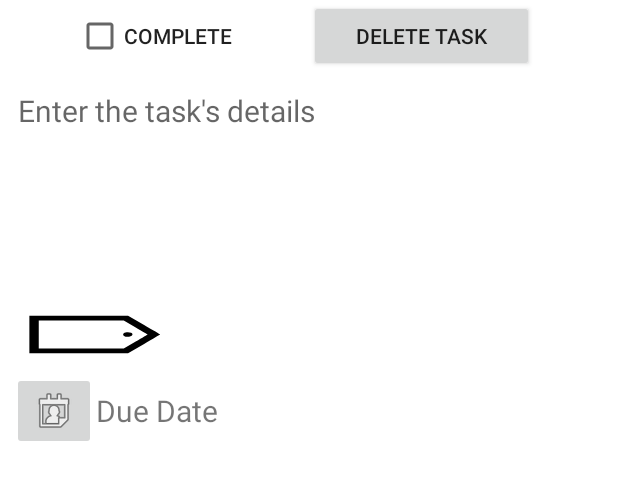
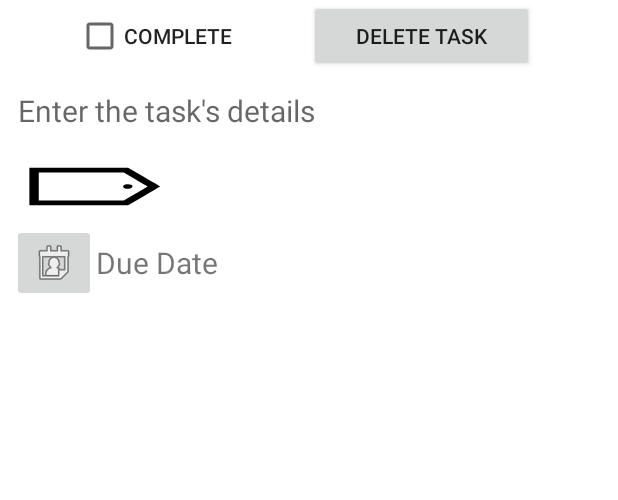
Before and after one commit to BorumTech/BorumJot-AndroidApp, an Android app: the TaskActivity screen opened directly, with no data from a screen before it, on a phone screen of 412 x 824 dp, the part 84-584 px from its top. Run offline under Robolectric (Android 15) with nearby library versions, the light colour scheme and no system bars; our stand-ins replace FlexboxLayout; 1 statement that could not run was skipped.

Commit message:
Fix user interface bugs in Task, Note
* Remove LayoutParams code-behind logic in TaskActivity, make task details view wrap content at all times
* Stop NoteActivity from crashing when user edits note immediately after creating it
* Unescape user slashes in task details

v1.0.5

```diff
--- a/app/build.gradle
+++ b/app/build.gradle
@@ -8,8 +8,8 @@ android {
         applicationId "com.boruminc.borumjot.android"
         minSdkVersion 16
         targetSdkVersion 29
-        versionCode 43
-        versionName "1.0.4"
+        versionCode 44
+        versionName "1.0.5"
 
         testInstrumentationRunner "androidx.test.runner.AndroidJUnitRunner"
     }
--- a/app/src/main/java/com/boruminc/borumjot/android/TaskActivity.java
+++ b/app/src/main/java/com/boruminc/borumjot/android/TaskActivity.java
@@ -37,6 +37,7 @@ import com.boruminc.borumjot.android.customviews.XButton;
 import com.boruminc.borumjot.android.server.ApiRequestExecutor;
 import com.boruminc.borumjot.android.server.ApiResponseExecutor;
 import com.boruminc.borumjot.android.server.JSONToModel;
+import com.boruminc.borumjot.android.server.SlashNormalizer;
 import com.boruminc.borumjot.android.server.TaskRunner;
 import com.boruminc.borumjot.android.server.requests.DeleteJottingRequest;
 import com.boruminc.borumjot.android.server.requests.UpdateTaskRequest;
@@ -396,7 +397,7 @@ public class TaskActivity extends JottingActivity {
      * @param body The new body of the task
      */
     private void setTaskDetails(String body) {
-        taskDescriptionBox.setText(body);
+        taskDescriptionBox.setText(SlashNormalizer.unescapeUserSlashes(body));
     }
 
     private void setTaskStatus(boolean on) {
@@ -651,12 +652,6 @@ public class TaskActivity extends JottingActivity {
     }
 
     private void onDetailsBoxFocus(View view, boolean isFocused) {
-        LinearLayout.LayoutParams layoutParams;
-        if (isFocused) {
-            layoutParams = new LinearLayout.LayoutParams(ViewGroup.LayoutParams.MATCH_PARENT, getResources().getDimensionPixelSize(R.dimen.extended_txtbox_height));
-        } else {
-            layoutParams = new LinearLayout.LayoutParams(ViewGroup.LayoutParams.MATCH_PARENT, ViewGroup.LayoutParams.WRAP_CONTENT);
-
         if (!getJottingData().getBody().equals(getTaskDetails())) {
             new TaskRunner().executeAsync(
                 new UpdateTaskRequest(getUserApiKey(), new String[] {"id=" + getJottingData().getId()}, new String[] {getTaskDetails()}), data -> {
@@ -670,8 +665,6 @@ public class TaskActivity extends JottingActivity {
                 }
             );
         }
-        }
-        view.setLayoutParams(layoutParams);
     }
 
     private void onSubtaskBoxFocus(View view, boolean isFocused) {
--- a/app/src/main/res/layout/task_activity.xml
+++ b/app/src/main/res/layout/task_activity.xml
@@ -47,6 +47,7 @@
 
             <com.boruminc.borumjot.android.customviews.EditTextV2
                 android:id="@+id/task_description_box"
+                android:layout_height="wrap_content"
                 android:hint="@string/prompt_details_fill"
                 android:inputType="textMultiLine"
                 style="@style/NoteArea" />
```
Also changed, not shown: app/src/main/java/com/boruminc/borumjot/android/NoteActivity.java (+15 -10 lines). Lines whose indentation alone changed are shown as unchanged.
